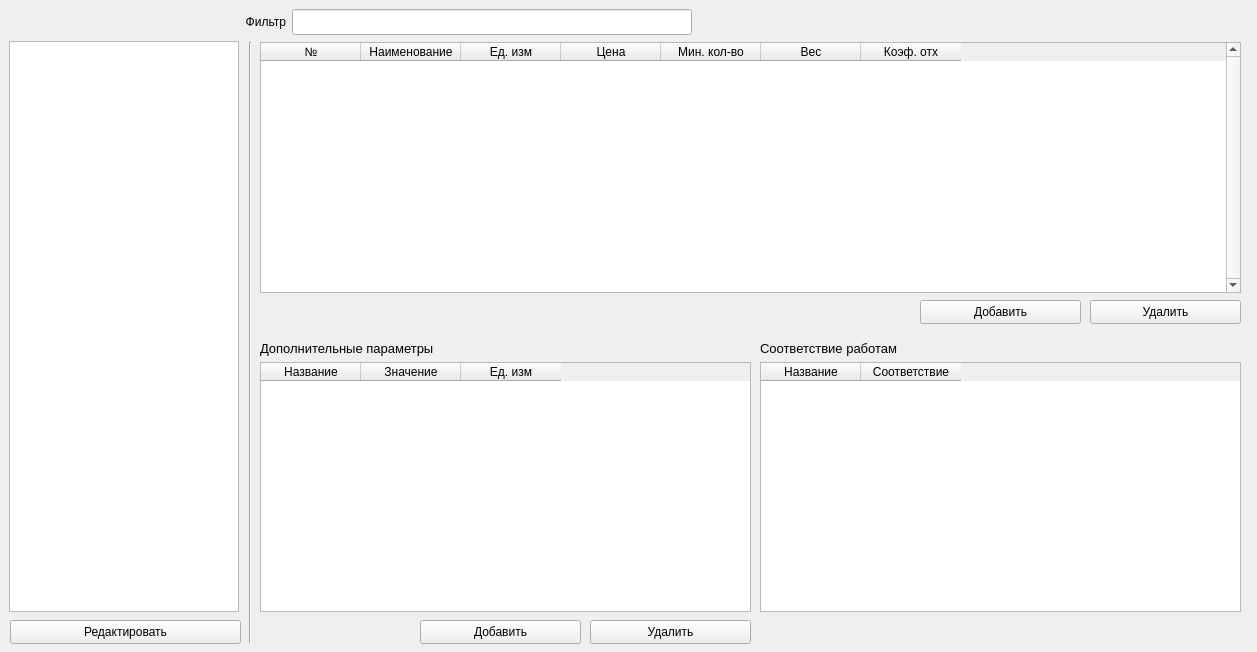
Above: sources/gui/materialswindow.ui from Keqy/Matterhorn-materials before the change. Below: the same form after it.
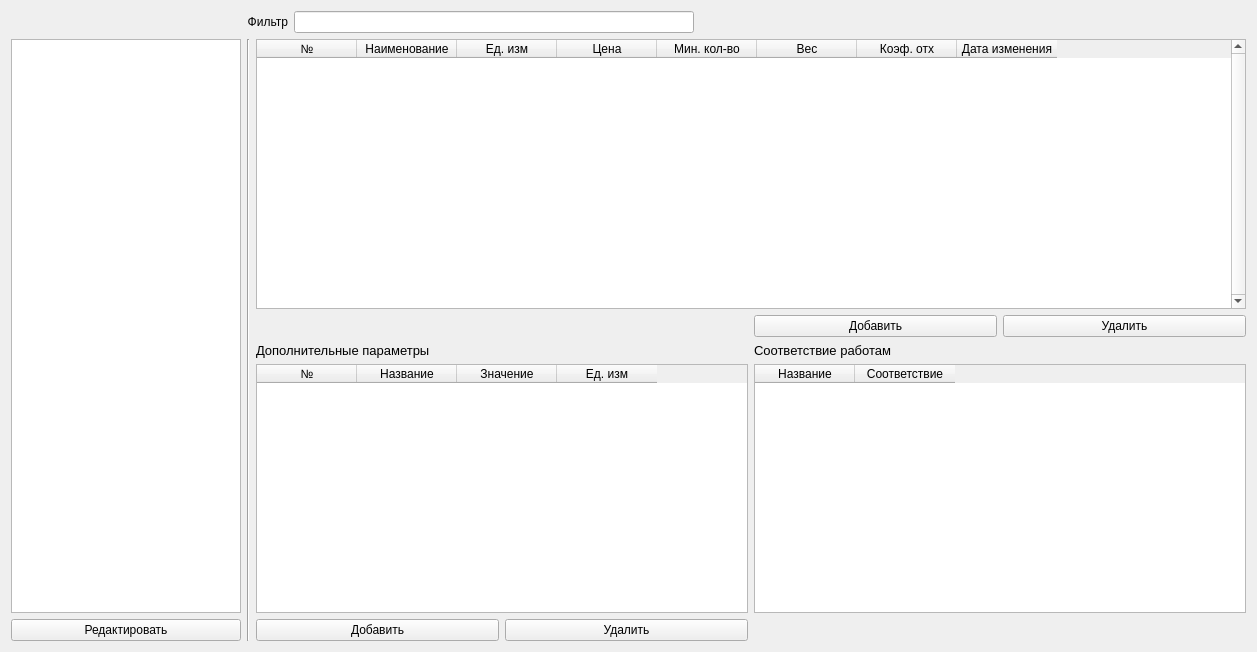
That is the form after the change. Icons and pictures are not drawn.

What changed in the file:
```diff
--- a/sources/gui/materialswindow.ui
+++ b/sources/gui/materialswindow.ui
@@ -22,12 +22,6 @@
     <height>652</height>
    </size>
   </property>
-  <property name="maximumSize">
-   <size>
-    <width>1257</width>
-    <height>652</height>
-   </size>
-  </property>
   <property name="font">
    <font>
     <family>Segoe UI</family>
@@ -44,96 +38,8 @@
   <property name="autoFillBackground">
    <bool>false</bool>
   </property>
-  <widget class="QPushButton" name="editMaterialsTreeButton">
-   <property name="geometry">
-    <rect>
-     <x>10</x>
-     <y>620</y>
-     <width>231</width>
-     <height>24</height>
-    </rect>
-   </property>
-   <property name="text">
-    <string>Редактировать</string>
-   </property>
-  </widget>
-  <widget class="QPushButton" name="addMaterialButton">
-   <property name="geometry">
-    <rect>
-     <x>920</x>
-     <y>300</y>
-     <width>161</width>
-     <height>24</height>
-    </rect>
-   </property>
-   <property name="text">
-    <string>Добавить</string>
-   </property>
-  </widget>
-  <widget class="QPushButton" name="deleteMaterialButton">
-   <property name="geometry">
-    <rect>
-     <x>1090</x>
-     <y>300</y>
-     <width>151</width>
-     <height>24</height>
-    </rect>
-   </property>
-   <property name="text">
-    <string>Удалить</string>
-   </property>
-  </widget>
-  <widget class="QPushButton" name="deleteExtraMaterialOptionButton">
-   <property name="geometry">
-    <rect>
-     <x>590</x>
-     <y>620</y>
-     <width>161</width>
-     <height>24</height>
-    </rect>
-   </property>
-   <property name="text">
-    <string>Удалить</string>
-   </property>
-  </widget>
-  <widget class="QPushButton" name="addExtraMaterialOptionButton">
-   <property name="geometry">
-    <rect>
-     <x>420</x>
-     <y>620</y>
-     <width>161</width>
-     <height>24</height>
-    </rect>
-   </property>
-   <property name="text">
-    <string>Добавить</string>
-   </property>
-  </widget>
-  <widget class="Line" name="line">
-   <property name="geometry">
-    <rect>
-     <x>240</x>
-     <y>42</y>
-     <width>20</width>
-     <height>601</height>
-    </rect>
-   </property>
-   <property name="frameShadow">
-    <enum>QFrame::Shadow::Sunken</enum>
-   </property>
-   <property name="orientation">
-    <enum>Qt::Orientation::Vertical</enum>
-   </property>
-  </widget>
-  <widget class="QWidget" name="layoutWidget">
-   <property name="geometry">
-    <rect>
-     <x>9</x>
-     <y>9</y>
-     <width>1231</width>
-     <height>26</height>
-    </rect>
-   </property>
+  <layout class="QGridLayout" name="gridLayout">
+   <item row="0" column="0" colspan="6">
    <layout class="QHBoxLayout" name="horizontalLayout">
     <property name="sizeConstraint">
      <enum>QLayout::SizeConstraint::SetNoConstraint</enum>
@@ -212,16 +118,9 @@
      </spacer>
     </item>
    </layout>
-  </widget>
+   </item>
+   <item row="1" column="0" rowspan="3">
   <widget class="QTreeWidget" name="materialsTreeWidget">
-   <property name="geometry">
-    <rect>
-     <x>9</x>
-     <y>41</y>
-     <width>230</width>
-     <height>571</height>
-    </rect>
-   </property>
    <property name="sizePolicy">
     <sizepolicy hsizetype="Fixed" vsizetype="Preferred">
      <horstretch>0</horstretch>
@@ -264,119 +163,22 @@
     </property>
    </column>
   </widget>
-  <widget class="QWidget" name="layoutWidget">
-   <property name="geometry">
-    <rect>
-     <x>760</x>
-     <y>341</y>
-     <width>481</width>
-     <height>271</height>
-    </rect>
-   </property>
-   <layout class="QVBoxLayout" name="verticalLayout_2">
-    <item>
-     <widget class="QLabel" name="label_3">
-      <property name="font">
-       <font>
-        <family>Segoe UI</family>
-        <pointsize>10</pointsize>
-       </font>
-      </property>
-      <property name="styleSheet">
-       <string notr="true">color: rgb(0, 0, 0);</string>
-      </property>
-      <property name="text">
-       <string>Соответствие работам</string>
-      </property>
-     </widget>
-    </item>
-    <item>
-     <widget class="QTableWidget" name="materialWorkAppropriatenessTableWidget">
-      <property name="verticalScrollBarPolicy">
-       <enum>Qt::ScrollBarPolicy::ScrollBarAsNeeded</enum>
-      </property>
-      <property name="horizontalScrollBarPolicy">
-       <enum>Qt::ScrollBarPolicy::ScrollBarAlwaysOff</enum>
-      </property>
-      <column>
-       <property name="text">
-        <string>Название</string>
-       </property>
-      </column>
-      <column>
-       <property name="text">
-        <string>Соответствие</string>
-       </property>
-      </column>
-     </widget>
-    </item>
-   </layout>
-  </widget>
-  <widget class="QWidget" name="layoutWidget">
-   <property name="geometry">
-    <rect>
-     <x>260</x>
-     <y>341</y>
-     <width>491</width>
-     <height>271</height>
-    </rect>
-   </property>
-   <layout class="QVBoxLayout" name="verticalLayout">
-    <item>
-     <widget class="QLabel" name="label_2">
-      <property name="font">
-       <font>
-        <family>Segoe UI</family>
-        <pointsize>10</pointsize>
-       </font>
-      </property>
-      <property name="styleSheet">
-       <string notr="true">color: rgb(0, 0, 0);</string>
-      </property>
-      <property name="text">
-       <string>Дополнительные параметры</string>
-      </property>
-     </widget>
-    </item>
-    <item>
-     <widget class="QTableWidget" name="extraMaterialOptionsTable">
-      <property name="horizontalScrollBarPolicy">
-       <enum>Qt::ScrollBarPolicy::ScrollBarAlwaysOff</enum>
-      </property>
-      <attribute name="verticalHeaderVisible">
-       <bool>false</bool>
-      </attribute>
-      <column>
-       <property name="text">
-        <string>Название</string>
-       </property>
-      </column>
-      <column>
-       <property name="text">
-        <string>Значение</string>
-       </property>
-      </column>
-      <column>
-       <property name="text">
-        <string>Ед. изм</string>
-       </property>
-      </column>
-     </widget>
-    </item>
-   </layout>
-  </widget>
+   </item>
+   <item row="1" column="1" rowspan="4">
+    <widget class="Line" name="line">
+     <property name="frameShadow">
+      <enum>QFrame::Shadow::Sunken</enum>
+     </property>
+     <property name="orientation">
+      <enum>Qt::Orientation::Vertical</enum>
+     </property>
+    </widget>
+   </item>
+   <item row="1" column="2" colspan="4">
   <widget class="QTableWidget" name="materialsTableWidget">
    <property name="enabled">
     <bool>true</bool>
    </property>
-   <property name="geometry">
-    <rect>
-     <x>260</x>
-     <y>42</y>
-     <width>981</width>
-     <height>251</height>
-    </rect>
-   </property>
    <property name="layoutDirection">
     <enum>Qt::LayoutDirection::LeftToRight</enum>
    </property>
@@ -436,7 +238,145 @@
      <string>Коэф. отх</string>
     </property>
    </column>
-  </widget>
+     <column>
+      <property name="text">
+       <string>Дата изменения</string>
+      </property>
+     </column>
+    </widget>
+   </item>
+   <item row="2" column="4">
+    <widget class="QPushButton" name="addMaterialButton">
+     <property name="text">
+      <string>Добавить</string>
+     </property>
+    </widget>
+   </item>
+   <item row="2" column="5">
+    <widget class="QPushButton" name="deleteMaterialButton">
+     <property name="text">
+      <string>Удалить</string>
+     </property>
+    </widget>
+   </item>
+   <item row="3" column="2" colspan="2">
+    <layout class="QVBoxLayout" name="verticalLayout">
+     <item>
+      <widget class="QLabel" name="label_2">
+       <property name="font">
+        <font>
+         <family>Segoe UI</family>
+         <pointsize>10</pointsize>
+        </font>
+       </property>
+       <property name="styleSheet">
+        <string notr="true">color: rgb(0, 0, 0);</string>
+       </property>
+       <property name="text">
+        <string>Дополнительные параметры</string>
+       </property>
+      </widget>
+     </item>
+     <item>
+      <widget class="QTableWidget" name="extraMaterialOptionsTable">
+       <property name="horizontalScrollBarPolicy">
+        <enum>Qt::ScrollBarPolicy::ScrollBarAlwaysOff</enum>
+       </property>
+       <property name="editTriggers">
+        <set>QAbstractItemView::EditTrigger::NoEditTriggers</set>
+       </property>
+       <property name="selectionBehavior">
+        <enum>QAbstractItemView::SelectionBehavior::SelectRows</enum>
+       </property>
+       <attribute name="verticalHeaderVisible">
+        <bool>false</bool>
+       </attribute>
+       <column>
+        <property name="text">
+         <string>№</string>
+        </property>
+       </column>
+       <column>
+        <property name="text">
+         <string>Название</string>
+        </property>
+       </column>
+       <column>
+        <property name="text">
+         <string>Значение</string>
+        </property>
+       </column>
+       <column>
+        <property name="text">
+         <string>Ед. изм</string>
+        </property>
+       </column>
+      </widget>
+     </item>
+    </layout>
+   </item>
+   <item row="3" column="4" colspan="2">
+    <layout class="QVBoxLayout" name="verticalLayout_2">
+     <item>
+      <widget class="QLabel" name="label_3">
+       <property name="font">
+        <font>
+         <family>Segoe UI</family>
+         <pointsize>10</pointsize>
+        </font>
+       </property>
+       <property name="styleSheet">
+        <string notr="true">color: rgb(0, 0, 0);</string>
+       </property>
+       <property name="text">
+        <string>Соответствие работам</string>
+       </property>
+      </widget>
+     </item>
+     <item>
+      <widget class="QTableWidget" name="materialWorkAppropriatenessTableWidget">
+       <property name="verticalScrollBarPolicy">
+        <enum>Qt::ScrollBarPolicy::ScrollBarAsNeeded</enum>
+       </property>
+       <property name="horizontalScrollBarPolicy">
+        <enum>Qt::ScrollBarPolicy::ScrollBarAlwaysOff</enum>
+       </property>
+       <column>
+        <property name="text">
+         <string>Название</string>
+        </property>
+       </column>
+       <column>
+        <property name="text">
+         <string>Соответствие</string>
+        </property>
+       </column>
+      </widget>
+     </item>
+    </layout>
+   </item>
+   <item row="4" column="0">
+    <widget class="QPushButton" name="editMaterialsTreeButton">
+     <property name="text">
+      <string>Редактировать</string>
+     </property>
+    </widget>
+   </item>
+   <item row="4" column="2">
+    <widget class="QPushButton" name="addExtraMaterialOptionButton">
+     <property name="text">
+      <string>Добавить</string>
+     </property>
+    </widget>
+   </item>
+   <item row="4" column="3">
+    <widget class="QPushButton" name="deleteExtraMaterialOptionButton">
+     <property name="text">
+      <string>Удалить</string>
+     </property>
+    </widget>
+   </item>
+  </layout>
  </widget>
  <resources>
   <include location="../../resources/resources.qrc"/>
```
Lines whose indentation alone changed are shown as unchanged.
